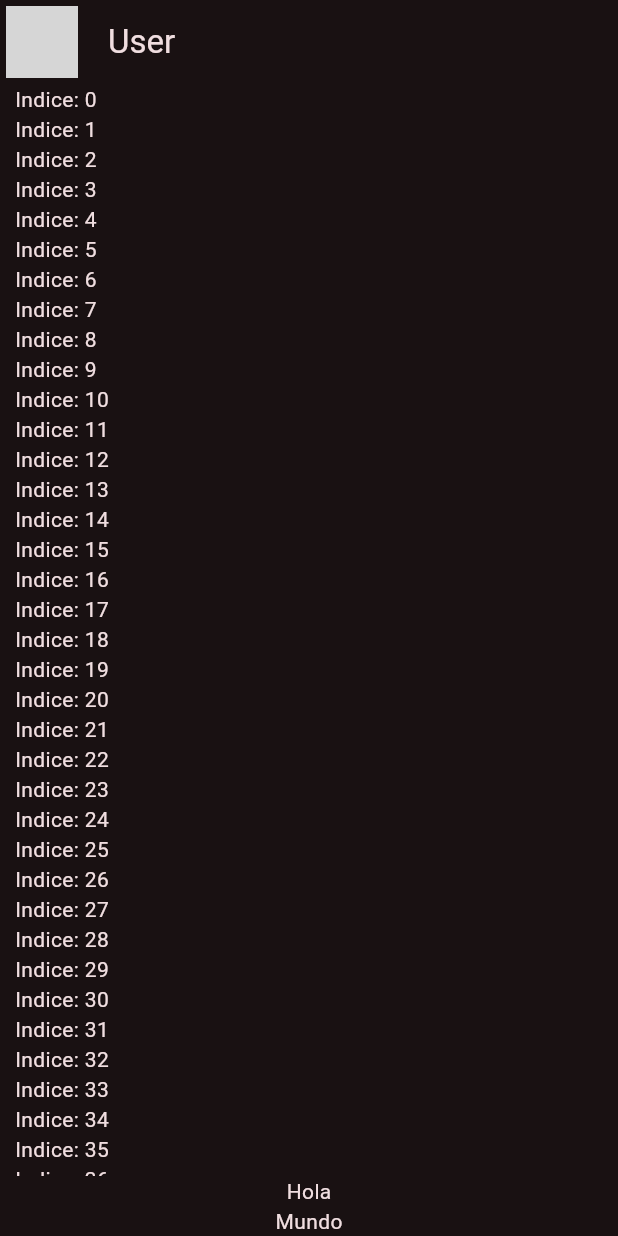
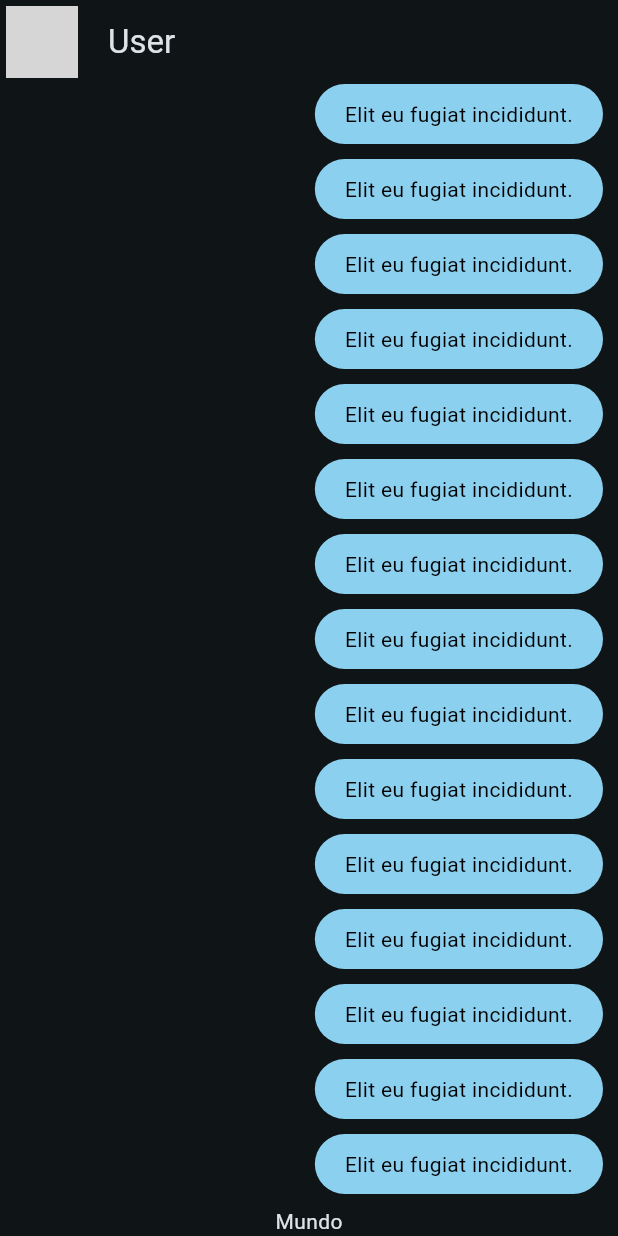
Before and after one commit to Lnx1408/yes_no_app, a Flutter app: the screen it shows after launch, on a phone screen of 412 x 824 dp. Run offline on Flutter 3.47's test engine with Material 3 defaults, Android fonts, the phone set to English and light mode, and no system bars; network calls fail; grey boxes are pictures that could not be loaded.

Commit message:
WidgetMyMessage

```diff
--- a/lib/main.dart
+++ b/lib/main.dart
@@ -1,6 +1,6 @@
 import 'package:flutter/material.dart';
 import 'package:yes_no_app/config/theme/app_theme.dart';
-import 'package:yes_no_app/presentation/chat/chat_screen.dart';
+import 'package:yes_no_app/presentation/screens/chat/chat_screen.dart';
 
 void main() => runApp(const MyApp());
 
@@ -12,8 +12,8 @@ class MyApp extends StatelessWidget {
     return MaterialApp(
       title: 'Yes/No',
       debugShowCheckedModeBanner: false,
-      theme: Apptheme(selectedColor: 6).theme(),
-      home: ChatScreen(),
+      theme: Apptheme(selectedColor: 1).theme(),
+      home: const ChatScreen(),
     );
   }
 }
--- a/lib/presentation/chat/chat_screen.dart
+++ b/lib/presentation/screens/chat/chat_screen.dart
@@ -1,4 +1,5 @@
 import 'package:flutter/material.dart';
+import 'package:yes_no_app/presentation/widgets/chat/my_message_bubble.dart';
 
 class ChatScreen extends StatelessWidget {
   const ChatScreen({super.key});
@@ -32,11 +33,10 @@ class _ChatView extends StatelessWidget {
           children: [
             Expanded(child: ListView.builder(
               itemBuilder: (context, index) {
-                return Text('Indice: $index');
+                return const MyMessageBubble();
               },
             )),
-            Text('Hola'),
-            Text('Mundo')
+            const Text('Mundo')
           ],
         ),
       ),
--- /dev/null
+++ b/lib/presentation/widgets/chat/my_message_bubble.dart
@@ -0,0 +1,32 @@
+import 'package:flutter/material.dart';
+
+class MyMessageBubble extends StatelessWidget {
+  const MyMessageBubble({super.key});
+
+  @override
+  Widget build(BuildContext context) {
+    final colors = Theme.of(context).colorScheme;
+
+    return Column(
+      crossAxisAlignment: CrossAxisAlignment.end,
+      children: [
+        Container(
+          decoration: BoxDecoration(
+              color: colors.primary, borderRadius: BorderRadius.circular(20)),
+          child: const Padding(
+            padding: EdgeInsets.symmetric(horizontal: 20, vertical: 10),
+            child: Text(
+              'Elit eu fugiat incididunt.',
+              style: TextStyle(
+                color: Colors.black,
+              ),
+            ),
+          ),
+        ),
+        const SizedBox(
+          height: 10,
+        )
+      ],
+    );
+  }
+}
```
